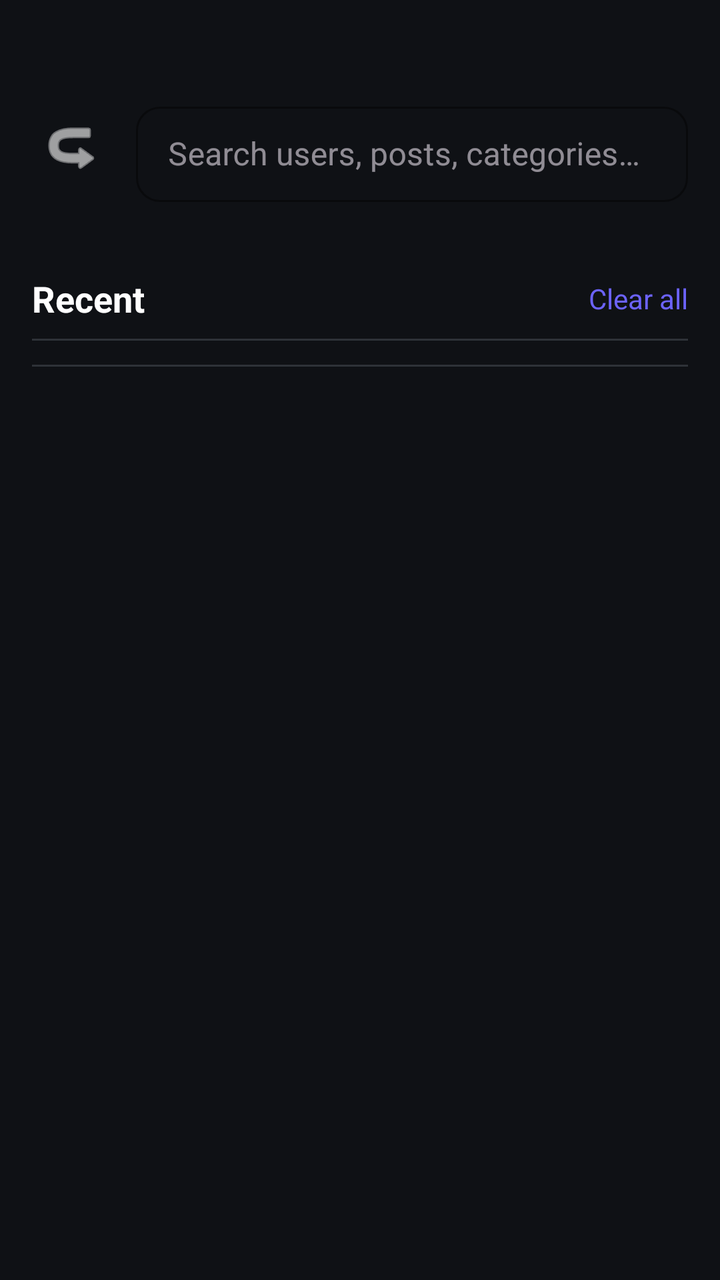
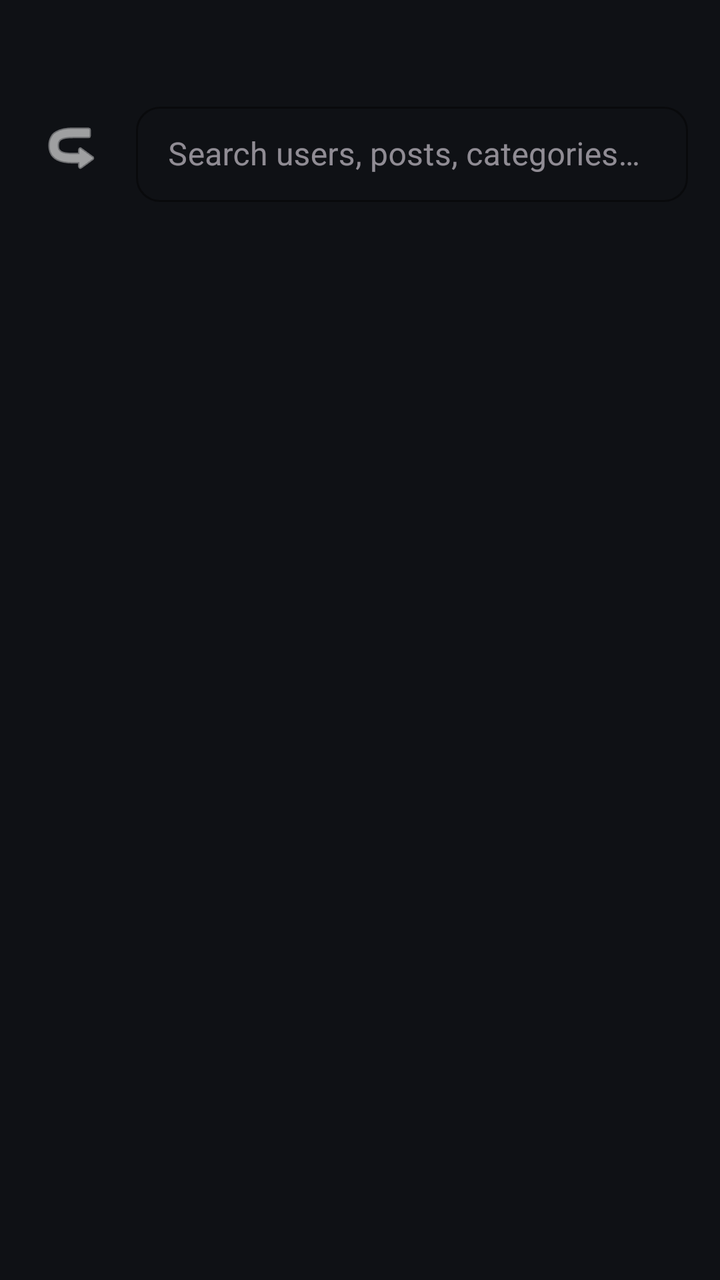

The first picture is an Android layout as it rendered before a commit; the second is the same layout after the commit. The layout source and the unified diff follow.
<!-- AndroidManifest.xml: application theme Theme.LifeOS -->
<!-- res/layout/activity_search.xml -->
<?xml version="1.0" encoding="utf-8"?>
<LinearLayout xmlns:android="http://schemas.android.com/apk/res/android"
    xmlns:app="http://schemas.android.com/apk/res-auto"
    android:layout_width="match_parent"
    android:layout_height="match_parent"
    android:background="@color/background"
    android:orientation="vertical">

    
    <LinearLayout
        android:layout_width="match_parent"
        android:layout_height="wrap_content"
        android:orientation="horizontal"
        android:gravity="center_vertical"
        android:paddingTop="48dp"
        android:paddingStart="16dp"
        android:paddingEnd="16dp"
        android:paddingBottom="16dp">

        <ImageButton
            android:id="@+id/btnBack"
            android:layout_width="40dp"
            android:layout_height="40dp"
            android:background="?attr/selectableItemBackgroundBorderless"
            android:src="@android:drawable/ic_menu_revert"
            android:rotation="180"
            app:tint="@color/text_primary"
            android:contentDescription="Back" />

        <com.google.android.material.textfield.TextInputLayout
            android:layout_width="0dp"
            android:layout_height="wrap_content"
            android:layout_weight="1"
            android:layout_marginStart="12dp"
            android:hint="@string/search_hint"
            app:boxStrokeColor="@color/primary_accent"
            app:hintTextColor="@color/primary_accent"
            style="@style/Widget.MaterialComponents.TextInputLayout.OutlinedBox.Dense">

            <com.google.android.material.textfield.TextInputEditText
                android:id="@+id/etSearch"
                android:layout_width="match_parent"
                android:layout_height="wrap_content"
                android:inputType="text"
                android:textColor="@color/text_primary"
                android:imeOptions="actionSearch"
                android:focusedByDefault="true" />
        </com.google.android.material.textfield.TextInputLayout>
    </LinearLayout>

    
    <LinearLayout
        android:id="@+id/layoutRecentSearches"
        android:layout_width="match_parent"
        android:layout_height="wrap_content"
        android:orientation="vertical"
        android:paddingStart="16dp"
        android:paddingEnd="16dp">

        <LinearLayout
            android:layout_width="match_parent"
            android:layout_height="wrap_content"
            android:orientation="horizontal"
            android:gravity="center_vertical"
            android:layout_marginTop="20dp">

            <TextView
                android:layout_width="wrap_content"
                android:layout_height="wrap_content"
                android:text="@string/recent"
                android:textColor="@color/text_primary"
                android:textSize="18sp"
                android:textStyle="bold" />

            <View
                android:layout_width="0dp"
                android:layout_height="0dp"
                android:layout_weight="1"/>

            <TextView
                android:id="@+id/tvClearAll"
                android:layout_width="wrap_content"
                android:layout_height="wrap_content"
                android:text="@string/clear_all"
                android:textColor="@color/primary_accent"
                android:textSize="14sp"
                android:clickable="true"
                android:focusable="true"/>
        </LinearLayout>

        <View
            android:layout_width="match_parent"
            android:layout_height="1dp"
            android:background="@color/divider"
            android:layout_marginTop="8dp"/>

        <androidx.recyclerview.widget.RecyclerView
            android:id="@+id/recyclerRecentSearches"
            android:layout_width="match_parent"
            android:layout_height="wrap_content"
            android:layout_marginTop="4dp"
            android:nestedScrollingEnabled="false"/>

        <View
            android:layout_width="match_parent"
            android:layout_height="1dp"
            android:background="@color/divider"
            android:layout_marginTop="8dp"/>
    </LinearLayout>

    <androidx.recyclerview.widget.RecyclerView
        android:id="@+id/recyclerResults"
        android:layout_width="match_parent"
        android:layout_height="match_parent"
        android:clipToPadding="false"
        android:paddingBottom="16dp" />

</LinearLayout>
<!-- resources referenced by this layout -->
<resources>
  <color name="background">#0F1115</color>
  <color name="divider">#2E3238</color>
  <color name="primary_accent">#6C63FF</color>
  <color name="text_primary">#FFFFFF</color>
  <string name="clear_all">Clear all</string>
  <string name="recent">Recent</string>
  <string name="search_hint">Search users, posts, categories…</string>
  <style name="Theme.LifeOS" parent="Base.Theme.LifeOS" />
  <style name="Base.Theme.LifeOS" parent="Theme.Material3.Dark.NoActionBar">
          <item name="colorPrimary">@color/primary_accent</item>
          <item name="colorSecondary">@color/secondary_accent</item>
          <item name="android:colorBackground">@color/background</item>
          <item name="colorSurface">@color/card_background</item>
          <item name="android:textColorPrimary">@color/text_primary</item>
          <item name="android:textColorSecondary">@color/text_secondary</item>
          <item name="android:statusBarColor">@color/background</item>
          <item name="android:navigationBarColor">@color/background</item>
          <item name="materialButtonStyle">@style/Widget.LifeOS.Button</item>
          <item name="textInputStyle">@style/Widget.LifeOS.TextInput</item>
      </style>
  <color name="secondary_accent">#00D1FF</color>
  <color name="card_background">#1A1D24</color>
  <color name="text_secondary">#B0B3B8</color>
  <style name="Widget.LifeOS.Button" parent="Widget.Material3.Button">
          <item name="cornerRadius">16dp</item>
          <item name="android:textAllCaps">false</item>
      </style>
  <style name="Widget.LifeOS.TextInput" parent="Widget.Material3.TextInputLayout.OutlinedBox">
          <item name="boxCornerRadiusTopStart">12dp</item>
          <item name="boxCornerRadiusTopEnd">12dp</item>
          <item name="boxCornerRadiusBottomStart">12dp</item>
          <item name="boxCornerRadiusBottomEnd">12dp</item>
      </style>
</resources>

<!-- the commit's change to res/layout/activity_search.xml (unified diff, before → after) -->
@@ -55,7 +55,8 @@
         android:layout_height="wrap_content"
         android:orientation="vertical"
         android:paddingStart="16dp"
-        android:paddingEnd="16dp">
+        android:paddingEnd="16dp"
+        android:visibility="gone">
 
         <LinearLayout
             android:layout_width="match_parent"
